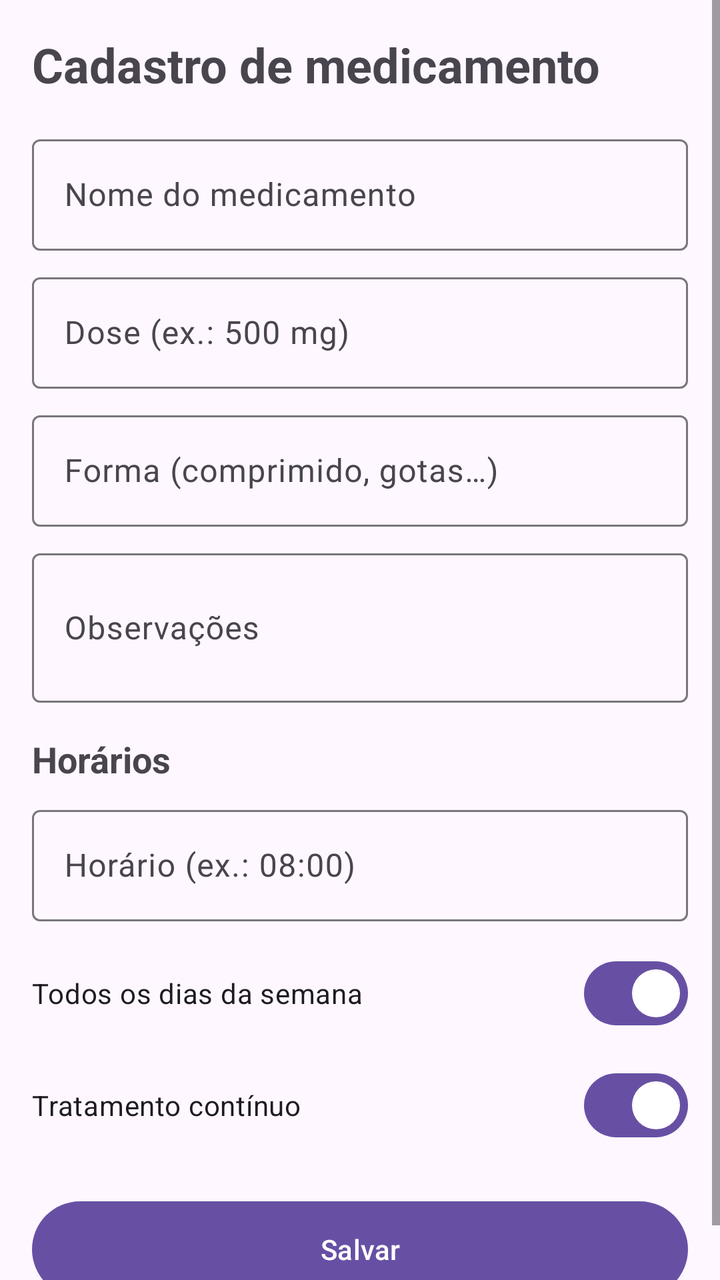
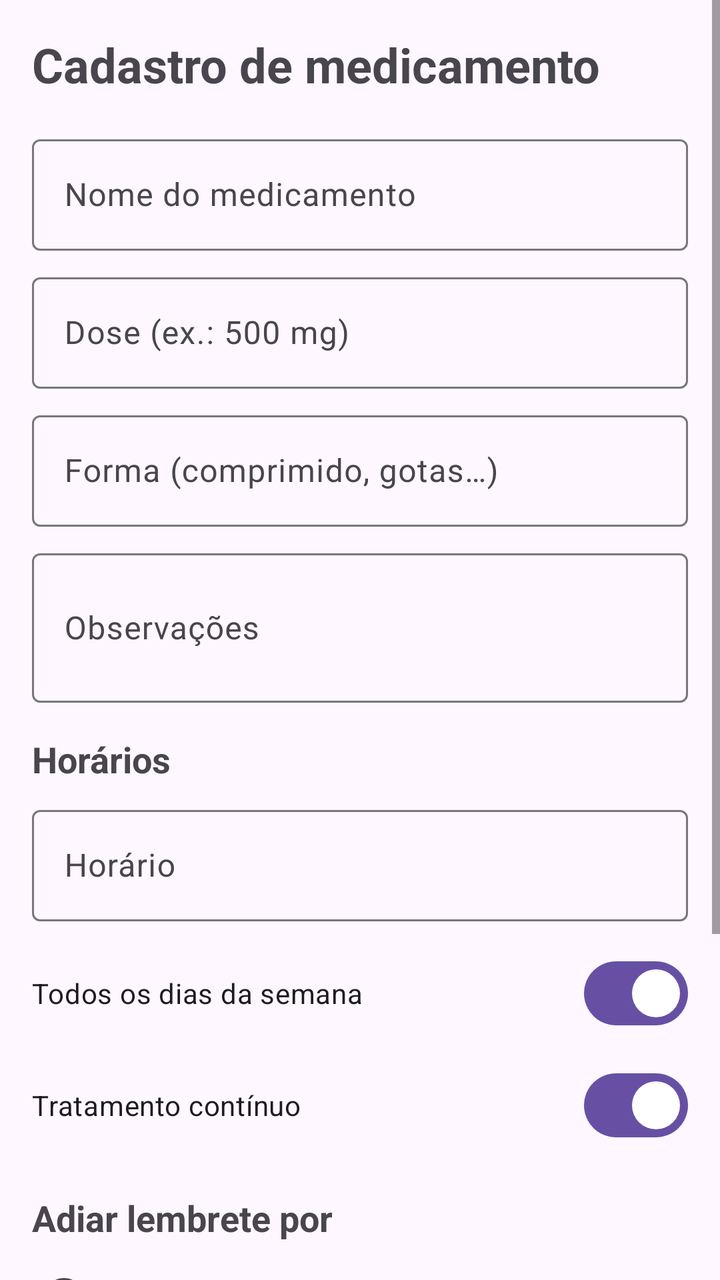

An Android layout rendered at two revisions. The XML below is the earlier revision; the diff shows what the commit changed to produce the second picture.
<!-- AndroidManifest.xml: application theme Theme.RemedioCerto -->
<!-- res/layout/fragment_cadastro_medicamento.xml -->
<?xml version="1.0" encoding="utf-8"?>
<ScrollView xmlns:android="http://schemas.android.com/apk/res/android"
    android:layout_width="match_parent"
    android:layout_height="match_parent">

    <LinearLayout
        android:layout_width="match_parent"
        android:layout_height="wrap_content"
        android:orientation="vertical"
        android:padding="@dimen/margem">

        <TextView
            android:id="@+id/tvTitulo"
            android:layout_width="match_parent"
            android:layout_height="wrap_content"
            android:text="@string/cadastro_titulo"
            android:textSize="@dimen/texto_titulo"
            android:textStyle="bold" />

        <com.google.android.material.textfield.TextInputLayout
            android:layout_width="match_parent"
            android:layout_height="wrap_content"
            android:layout_marginTop="@dimen/margem"
            android:hint="@string/cadastro_nome">

            <com.google.android.material.textfield.TextInputEditText
                android:id="@+id/etNome"
                android:layout_width="match_parent"
                android:layout_height="wrap_content"
                android:inputType="textCapWords" />
        </com.google.android.material.textfield.TextInputLayout>

        <com.google.android.material.textfield.TextInputLayout
            android:layout_width="match_parent"
            android:layout_height="wrap_content"
            android:layout_marginTop="8dp"
            android:hint="@string/cadastro_dose">

            <com.google.android.material.textfield.TextInputEditText
                android:id="@+id/etDose"
                android:layout_width="match_parent"
                android:layout_height="wrap_content"
                android:inputType="text" />
        </com.google.android.material.textfield.TextInputLayout>

        <com.google.android.material.textfield.TextInputLayout
            android:layout_width="match_parent"
            android:layout_height="wrap_content"
            android:layout_marginTop="8dp"
            android:hint="@string/cadastro_forma">

            <com.google.android.material.textfield.TextInputEditText
                android:id="@+id/etForma"
                android:layout_width="match_parent"
                android:layout_height="wrap_content"
                android:inputType="text" />
        </com.google.android.material.textfield.TextInputLayout>

        <com.google.android.material.textfield.TextInputLayout
            android:layout_width="match_parent"
            android:layout_height="wrap_content"
            android:layout_marginTop="8dp"
            android:hint="@string/cadastro_observacoes">

            <com.google.android.material.textfield.TextInputEditText
                android:id="@+id/etObservacoes"
                android:layout_width="match_parent"
                android:layout_height="wrap_content"
                android:inputType="textMultiLine"
                android:minLines="2" />
        </com.google.android.material.textfield.TextInputLayout>

        <TextView
            android:id="@+id/tvHorariosTitulo"
            android:layout_width="match_parent"
            android:layout_height="wrap_content"
            android:layout_marginTop="@dimen/margem"
            android:text="@string/cadastro_horarios"
            android:textSize="@dimen/texto_corpo"
            android:textStyle="bold" />

        <com.google.android.material.textfield.TextInputLayout
            android:layout_width="match_parent"
            android:layout_height="wrap_content"
            android:layout_marginTop="8dp"
            android:hint="@string/cadastro_horario">

            <com.google.android.material.textfield.TextInputEditText
                android:id="@+id/etHorario"
                android:layout_width="match_parent"
                android:layout_height="wrap_content"
                android:inputType="time" />
        </com.google.android.material.textfield.TextInputLayout>

        <com.google.android.material.materialswitch.MaterialSwitch
            android:id="@+id/switchTodosDias"
            android:layout_width="match_parent"
            android:layout_height="wrap_content"
            android:layout_marginTop="8dp"
            android:checked="true"
            android:minHeight="@dimen/altura_botao"
            android:text="@string/cadastro_todos_dias" />

        <com.google.android.material.materialswitch.MaterialSwitch
            android:id="@+id/switchContinuo"
            android:layout_width="match_parent"
            android:layout_height="wrap_content"
            android:checked="true"
            android:minHeight="@dimen/altura_botao"
            android:text="@string/cadastro_continuo" />

        <com.google.android.material.button.MaterialButton
            android:id="@+id/btnSalvar"
            android:layout_width="match_parent"
            android:layout_height="@dimen/altura_botao"
            android:layout_marginTop="@dimen/margem"
            android:text="@string/cadastro_salvar" />
    </LinearLayout>
</ScrollView>
<!-- resources referenced by this layout -->
<resources>
  <dimen name="altura_botao">56dp</dimen>
  <dimen name="margem">16dp</dimen>
  <dimen name="texto_corpo">18sp</dimen>
  <dimen name="texto_titulo">24sp</dimen>
  <string name="cadastro_continuo">Tratamento contínuo</string>
  <string name="cadastro_dose">Dose (ex.: 500 mg)</string>
  <string name="cadastro_forma">Forma (comprimido, gotas…)</string>
  <string name="cadastro_horario">Horário (ex.: 08:00)</string>
  <string name="cadastro_horarios">Horários</string>
  <string name="cadastro_nome">Nome do medicamento</string>
  <string name="cadastro_observacoes">Observações</string>
  <string name="cadastro_salvar">Salvar</string>
  <string name="cadastro_titulo">Cadastro de medicamento</string>
  <string name="cadastro_todos_dias">Todos os dias da semana</string>
  <style name="Theme.RemedioCerto" parent="Theme.Material3.DayNight.NoActionBar" />
</resources>

<!-- the commit's change to res/layout/fragment_cadastro_medicamento.xml (unified diff, before → after) -->
@@ -89,7 +89,10 @@
                 android:id="@+id/etHorario"
                 android:layout_width="match_parent"
                 android:layout_height="wrap_content"
-                android:inputType="time" />
+                android:clickable="true"
+                android:cursorVisible="false"
+                android:focusable="false"
+                android:inputType="none" />
         </com.google.android.material.textfield.TextInputLayout>
 
         <com.google.android.material.materialswitch.MaterialSwitch
@@ -109,6 +112,45 @@
             android:minHeight="@dimen/altura_botao"
             android:text="@string/cadastro_continuo" />
 
+        <TextView
+            android:layout_width="match_parent"
+            android:layout_height="wrap_content"
+            android:layout_marginTop="@dimen/margem"
+            android:text="@string/cadastro_adiamento"
+            android:textSize="@dimen/texto_corpo"
+            android:textStyle="bold" />
+
+        <RadioGroup
+            android:id="@+id/rgAdiamento"
+            android:layout_width="match_parent"
+            android:layout_height="wrap_content"
+            android:checkedButton="@+id/rb10">
+
+            <RadioButton
+                android:id="@+id/rb5"
+                android:layout_width="match_parent"
+                android:layout_height="wrap_content"
+                android:minHeight="@dimen/altura_botao"
+                android:text="@string/cadastro_5min"
+                android:textSize="@dimen/texto_corpo" />
+
+            <RadioButton
+                android:id="@+id/rb10"
+                android:layout_width="match_parent"
+                android:layout_height="wrap_content"
+                android:minHeight="@dimen/altura_botao"
+                android:text="@string/cadastro_10min"
+                android:textSize="@dimen/texto_corpo" />
+
+            <RadioButton
+                android:id="@+id/rb15"
+                android:layout_width="match_parent"
+                android:layout_height="wrap_content"
+                android:minHeight="@dimen/altura_botao"
+                android:text="@string/cadastro_15min"
+                android:textSize="@dimen/texto_corpo" />
+        </RadioGroup>
+
         <com.google.android.material.button.MaterialButton
             android:id="@+id/btnSalvar"
             android:layout_width="match_parent"
<!-- resource entries referenced after the edit -->
@@ -4,10 +4,14 @@
   <dimen name="margem">16dp</dimen>
   <dimen name="texto_corpo">18sp</dimen>
   <dimen name="texto_titulo">24sp</dimen>
+  <string name="cadastro_10min">10 minutos</string>
+  <string name="cadastro_15min">15 minutos</string>
+  <string name="cadastro_5min">5 minutos</string>
+  <string name="cadastro_adiamento">Adiar lembrete por</string>
   <string name="cadastro_continuo">Tratamento contínuo</string>
   <string name="cadastro_dose">Dose (ex.: 500 mg)</string>
   <string name="cadastro_forma">Forma (comprimido, gotas…)</string>
-  <string name="cadastro_horario">Horário (ex.: 08:00)</string>
+  <string name="cadastro_horario">Horário</string>
   <string name="cadastro_horarios">Horários</string>
   <string name="cadastro_nome">Nome do medicamento</string>
   <string name="cadastro_observacoes">Observações</string>
